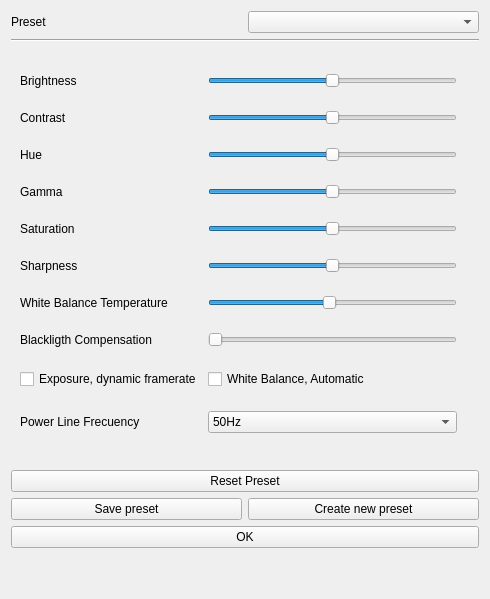
Debaq/Fullaxis, file src/main/python/UI/video_config.ui: the form before one commit.
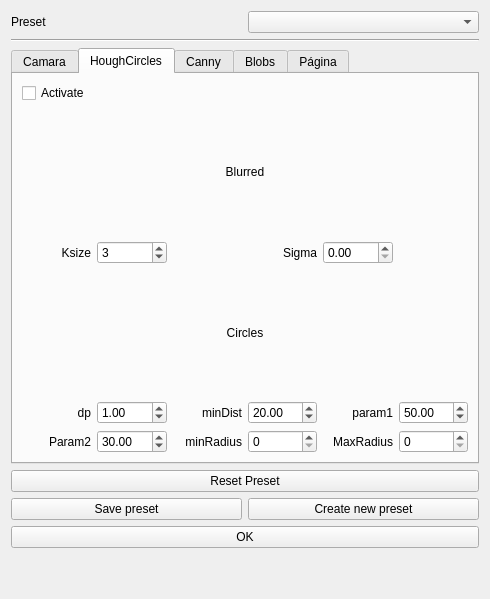
The form after the commit.

Diff of the .ui file:
```diff
--- a/src/main/python/UI/video_config.ui
+++ b/src/main/python/UI/video_config.ui
@@ -39,6 +39,16 @@
     </widget>
    </item>
    <item>
+    <widget class="QTabWidget" name="tabWidget">
+     <property name="currentIndex">
+      <number>1</number>
+     </property>
+     <widget class="QWidget" name="Camara">
+      <attribute name="title">
+       <string>Camara</string>
+      </attribute>
+      <layout class="QVBoxLayout" name="verticalLayout_2">
+       <item>
     <widget class="QWidget" name="grid_datas" native="true">
      <layout class="QGridLayout" name="gridLayout_2">
       <item row="1" column="0">
@@ -316,6 +326,220 @@
        </widget>
       </item>
      </layout>
+        </widget>
+       </item>
+      </layout>
+     </widget>
+     <widget class="QWidget" name="tab_2">
+      <attribute name="title">
+       <string>HoughCircles</string>
+      </attribute>
+      <layout class="QGridLayout" name="gridLayout">
+       <item row="4" column="2">
+        <widget class="QDoubleSpinBox" name="sb_dp_hough">
+         <property name="minimum">
+          <double>0.100000000000000</double>
+         </property>
+         <property name="singleStep">
+          <double>0.100000000000000</double>
+         </property>
+         <property name="value">
+          <double>1.000000000000000</double>
+         </property>
+        </widget>
+       </item>
+       <item row="2" column="4">
+        <widget class="QLabel" name="label_14">
+         <property name="text">
+          <string>Sigma</string>
+         </property>
+         <property name="alignment">
+          <set>Qt::AlignRight|Qt::AlignTrailing|Qt::AlignVCenter</set>
+         </property>
+        </widget>
+       </item>
+       <item row="5" column="2">
+        <widget class="QDoubleSpinBox" name="sb_param2_hough">
+         <property name="minimum">
+          <double>0.100000000000000</double>
+         </property>
+         <property name="singleStep">
+          <double>0.100000000000000</double>
+         </property>
+         <property name="value">
+          <double>30.000000000000000</double>
+         </property>
+        </widget>
+       </item>
+       <item row="5" column="1">
+        <widget class="QLabel" name="label_18">
+         <property name="text">
+          <string>Param2</string>
+         </property>
+         <property name="alignment">
+          <set>Qt::AlignRight|Qt::AlignTrailing|Qt::AlignVCenter</set>
+         </property>
+        </widget>
+       </item>
+       <item row="4" column="1">
+        <widget class="QLabel" name="label_15">
+         <property name="text">
+          <string>dp</string>
+         </property>
+         <property name="alignment">
+          <set>Qt::AlignRight|Qt::AlignTrailing|Qt::AlignVCenter</set>
+         </property>
+        </widget>
+       </item>
+       <item row="2" column="1">
+        <widget class="QLabel" name="label_13">
+         <property name="text">
+          <string>Ksize</string>
+         </property>
+         <property name="alignment">
+          <set>Qt::AlignRight|Qt::AlignTrailing|Qt::AlignVCenter</set>
+         </property>
+        </widget>
+       </item>
+       <item row="0" column="1">
+        <widget class="QCheckBox" name="checkBox">
+         <property name="text">
+          <string>Activate</string>
+         </property>
+        </widget>
+       </item>
+       <item row="2" column="2">
+        <widget class="QSpinBox" name="sb_ksize_hough">
+         <property name="minimum">
+          <number>1</number>
+         </property>
+         <property name="singleStep">
+          <number>2</number>
+         </property>
+         <property name="stepType">
+          <enum>QAbstractSpinBox::DefaultStepType</enum>
+         </property>
+         <property name="value">
+          <number>3</number>
+         </property>
+        </widget>
+       </item>
+       <item row="4" column="3">
+        <widget class="QLabel" name="label_16">
+         <property name="text">
+          <string>minDist</string>
+         </property>
+         <property name="alignment">
+          <set>Qt::AlignRight|Qt::AlignTrailing|Qt::AlignVCenter</set>
+         </property>
+        </widget>
+       </item>
+       <item row="5" column="3">
+        <widget class="QLabel" name="label_19">
+         <property name="text">
+          <string>minRadius</string>
+         </property>
+         <property name="alignment">
+          <set>Qt::AlignRight|Qt::AlignTrailing|Qt::AlignVCenter</set>
+         </property>
+        </widget>
+       </item>
+       <item row="4" column="4">
+        <widget class="QDoubleSpinBox" name="sb_mindist_hough">
+         <property name="minimum">
+          <double>0.100000000000000</double>
+         </property>
+         <property name="singleStep">
+          <double>0.100000000000000</double>
+         </property>
+         <property name="value">
+          <double>20.000000000000000</double>
+         </property>
+        </widget>
+       </item>
+       <item row="5" column="4">
+        <widget class="QSpinBox" name="sb_minrad_hough"/>
+       </item>
+       <item row="4" column="5">
+        <widget class="QLabel" name="label_17">
+         <property name="text">
+          <string>param1</string>
+         </property>
+         <property name="alignment">
+          <set>Qt::AlignRight|Qt::AlignTrailing|Qt::AlignVCenter</set>
+         </property>
+        </widget>
+       </item>
+       <item row="5" column="5">
+        <widget class="QLabel" name="label_20">
+         <property name="text">
+          <string>MaxRadius</string>
+         </property>
+         <property name="alignment">
+          <set>Qt::AlignRight|Qt::AlignTrailing|Qt::AlignVCenter</set>
+         </property>
+        </widget>
+       </item>
+       <item row="4" column="6">
+        <widget class="QDoubleSpinBox" name="sb_param1_hough">
+         <property name="minimum">
+          <double>0.100000000000000</double>
+         </property>
+         <property name="singleStep">
+          <double>0.100000000000000</double>
+         </property>
+         <property name="value">
+          <double>50.000000000000000</double>
+         </property>
+        </widget>
+       </item>
+       <item row="5" column="6">
+        <widget class="QSpinBox" name="sb_maxrad_hough"/>
+       </item>
+       <item row="3" column="1" colspan="6">
+        <widget class="QLabel" name="label_12">
+         <property name="text">
+          <string>Circles</string>
+         </property>
+         <property name="alignment">
+          <set>Qt::AlignCenter</set>
+         </property>
+        </widget>
+       </item>
+       <item row="1" column="1" colspan="6">
+        <widget class="QLabel" name="label_9">
+         <property name="text">
+          <string>Blurred</string>
+         </property>
+         <property name="alignment">
+          <set>Qt::AlignCenter</set>
+         </property>
+        </widget>
+       </item>
+       <item row="2" column="5">
+        <widget class="QDoubleSpinBox" name="sb_sigma_hough">
+         <property name="singleStep">
+          <double>0.100000000000000</double>
+         </property>
+        </widget>
+       </item>
+      </layout>
+     </widget>
+     <widget class="QWidget" name="Canny">
+      <attribute name="title">
+       <string>Canny</string>
+      </attribute>
+     </widget>
+     <widget class="QWidget" name="tab_3">
+      <attribute name="title">
+       <string>Blobs</string>
+      </attribute>
+     </widget>
+     <widget class="QWidget" name="tab_4">
+      <attribute name="title">
+       <string>Página</string>
+      </attribute>
+     </widget>
     </widget>
    </item>
    <item>
```
Lines whose indentation alone changed are shown as unchanged.
